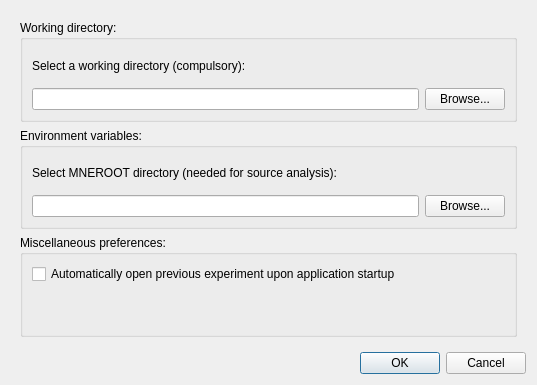
cibr-jyu/meggie, file meggie_batch/ui/qt4Designer_ui_files/preferencesDialog.ui: the form before one commit.
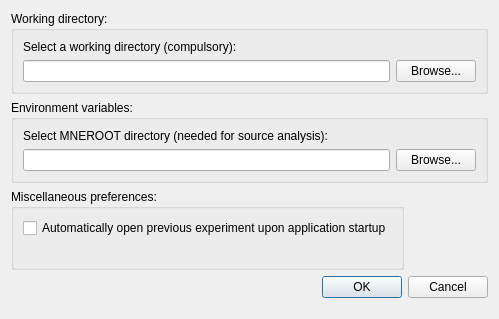
The form after the commit.

Commit message: MNEROOT saving in preferences actually works

Patch:
```diff
--- a/meggie_batch/ui/qt4Designer_ui_files/preferencesDialog.ui
+++ b/meggie_batch/ui/qt4Designer_ui_files/preferencesDialog.ui
@@ -6,39 +6,51 @@
    <rect>
     <x>0</x>
     <y>0</y>
-    <width>537</width>
-    <height>385</height>
+    <width>499</width>
+    <height>319</height>
    </rect>
   </property>
   <property name="windowTitle">
    <string>Preferences</string>
   </property>
-  <layout class="QGridLayout" name="gridLayout_5">
+  <layout class="QFormLayout" name="formLayout">
+   <property name="fieldGrowthPolicy">
+    <enum>QFormLayout::AllNonFixedFieldsGrow</enum>
+   </property>
+   <item row="2" column="0">
+    <widget class="QGroupBox" name="groupBox">
+     <property name="title">
+      <string>Miscellaneous preferences:</string>
+     </property>
+     <layout class="QGridLayout" name="gridLayout_4">
    <item row="0" column="0">
-    <widget class="QScrollArea" name="scrollArea">
-     <property name="frameShape">
-      <enum>QFrame::NoFrame</enum>
-     </property>
-     <property name="widgetResizable">
-      <bool>true</bool>
-     </property>
-     <widget class="QWidget" name="scrollAreaWidgetContents">
-      <property name="geometry">
-       <rect>
-        <x>0</x>
-        <y>0</y>
-        <width>519</width>
-        <height>334</height>
-       </rect>
-      </property>
-      <property name="minimumSize">
-       <size>
-        <width>394</width>
-        <height>92</height>
-       </size>
-      </property>
-      <layout class="QGridLayout" name="gridLayout">
-       <item row="0" column="0">
+       <widget class="QCheckBox" name="checkBoxAutomaticOpenPreviousExperiment">
+        <property name="text">
+         <string>Automatically open previous experiment upon application startup</string>
+        </property>
+       </widget>
+      </item>
+      <item row="1" column="0">
+       <widget class="QLabel" name="label_2">
+        <property name="text">
+         <string/>
+        </property>
+       </widget>
+      </item>
+     </layout>
+    </widget>
+   </item>
+   <item row="3" column="0" colspan="2">
+    <widget class="QDialogButtonBox" name="buttonBox">
+     <property name="orientation">
+      <enum>Qt::Horizontal</enum>
+     </property>
+     <property name="standardButtons">
+      <set>QDialogButtonBox::Cancel|QDialogButtonBox::Ok</set>
+     </property>
+    </widget>
+   </item>
+   <item row="0" column="0" colspan="2">
         <widget class="QGroupBox" name="groupBoxWorkingDirectory">
          <property name="title">
           <string>Working directory:</string>
@@ -76,7 +88,7 @@
          </layout>
         </widget>
        </item>
-       <item row="1" column="0">
+   <item row="1" column="0" colspan="2">
         <widget class="QGroupBox" name="groupBoxEnv">
          <property name="title">
           <string>Environment variables:</string>
@@ -110,43 +122,6 @@
          </layout>
         </widget>
        </item>
-       <item row="2" column="0">
-        <widget class="QGroupBox" name="groupBox">
-         <property name="title">
-          <string>Miscellaneous preferences:</string>
-         </property>
-         <layout class="QGridLayout" name="gridLayout_4">
-          <item row="0" column="0">
-           <widget class="QCheckBox" name="checkBoxAutomaticOpenPreviousExperiment">
-            <property name="text">
-             <string>Automatically open previous experiment upon application startup</string>
-            </property>
-           </widget>
-          </item>
-          <item row="1" column="0">
-           <widget class="QLabel" name="label_2">
-            <property name="text">
-             <string/>
-            </property>
-           </widget>
-          </item>
-         </layout>
-        </widget>
-       </item>
-      </layout>
-     </widget>
-    </widget>
-   </item>
-   <item row="1" column="0">
-    <widget class="QDialogButtonBox" name="buttonBox">
-     <property name="orientation">
-      <enum>Qt::Horizontal</enum>
-     </property>
-     <property name="standardButtons">
-      <set>QDialogButtonBox::Cancel|QDialogButtonBox::Ok</set>
-     </property>
-    </widget>
-   </item>
   </layout>
  </widget>
  <tabstops>
```
Left out of the diff: 2 changed lines with no effect on the pictures. Lines whose indentation alone changed are shown as unchanged. The commit also changes 6 other files.
